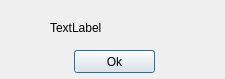
Qt form client/src/GUI/alert.ui (epibobby/Bol.os) before a commit.
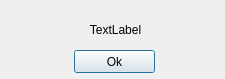
The same form after that commit.

Diff of the .ui file:
```diff
--- a/client/src/GUI/alert.ui
+++ b/client/src/GUI/alert.ui
@@ -16,15 +16,18 @@
   <widget class="QLabel" name="Text">
    <property name="geometry">
     <rect>
-     <x>50</x>
+     <x>0</x>
      <y>20</y>
-     <width>111</width>
-     <height>16</height>
+     <width>231</width>
+     <height>20</height>
     </rect>
    </property>
    <property name="text">
     <string>TextLabel</string>
    </property>
+   <property name="alignment">
+    <set>Qt::AlignCenter</set>
+   </property>
   </widget>
   <widget class="QPushButton" name="pushButton">
    <property name="geometry">
```
